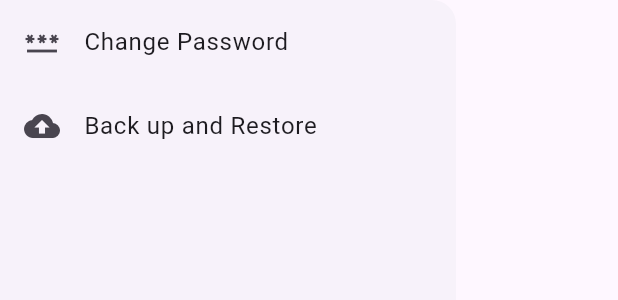
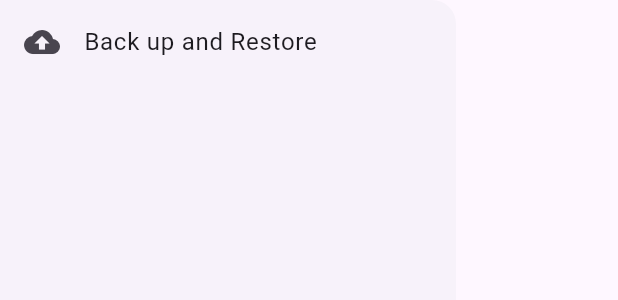
Before and after one commit to 6510685040/CN322-AuthenticaTU, a Flutter app: the NavigationDrawer widget shown alone on an empty page, opened directly, on a phone screen of 412 x 824 dp. Shown: the top 300 px of the screen. Run offline on Flutter 3.47's test engine with Material 3 defaults, Android fonts, the phone set to English and light mode, and no system bars; our stand-ins replace cloud_firestore, firebase_auth, firebase_core, flutter_secure_storage, sembast, shared_preferences; missing offline and left inert: cryptography, encrypt, mobile_scanner, otp; accounts and stored records are empty; statements that could not run were skipped.

Commit message:
hide change password tile

```diff
--- a/lib/Screen/home.dart
+++ b/lib/Screen/home.dart
@@ -247,16 +247,16 @@ class _NavigationDrawerState extends State<NavigationDrawer> {
 
   Widget buildMenuItems(BuildContext context) => Column(
     children: [
-      ListTile(
-        leading: const Icon(Icons.password),
-        title: const Text('Change Password'),
-        onTap: () {
-          Navigator.push(
-            context,
-            MaterialPageRoute(builder: (context) => ChangePasswordPage()),
-          );
-        },
-      ),
+      // ListTile(
+      //   leading: const Icon(Icons.password),
+      //   title: const Text('Change Password'),
+      //   onTap: () {
+      //     Navigator.push(
+      //       context,
+      //       MaterialPageRoute(builder: (context) => ChangePasswordPage()),
+      //     );
+      //   },
+      // ),
       ListTile(
         leading:
             (backUpStatus
```
